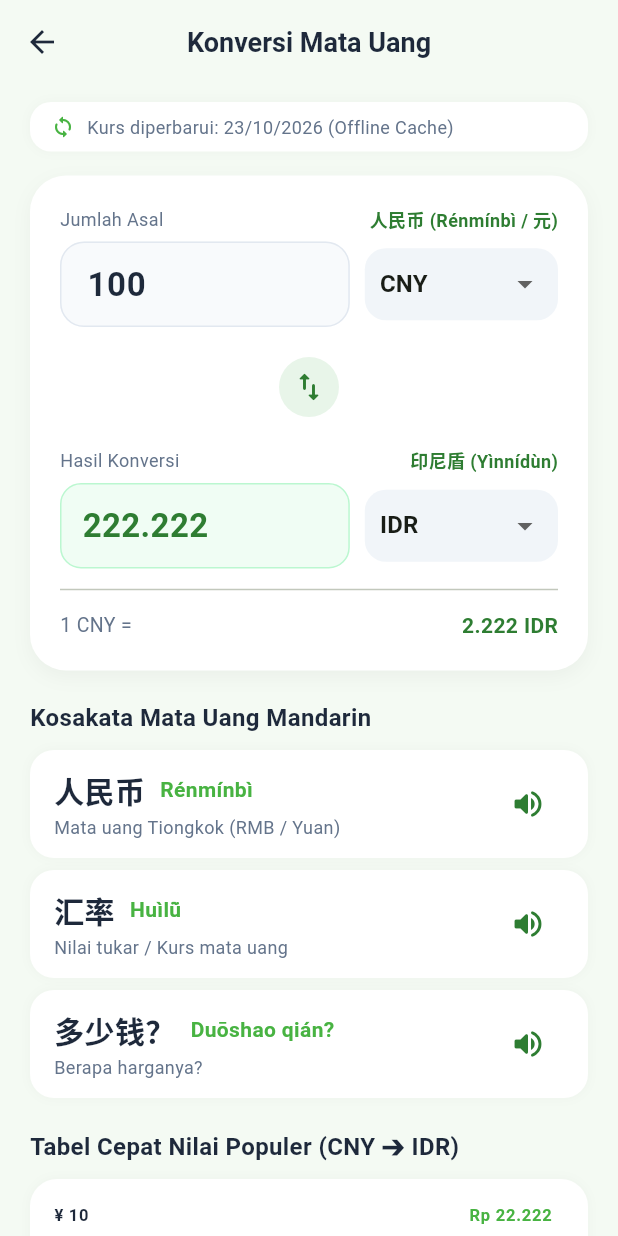
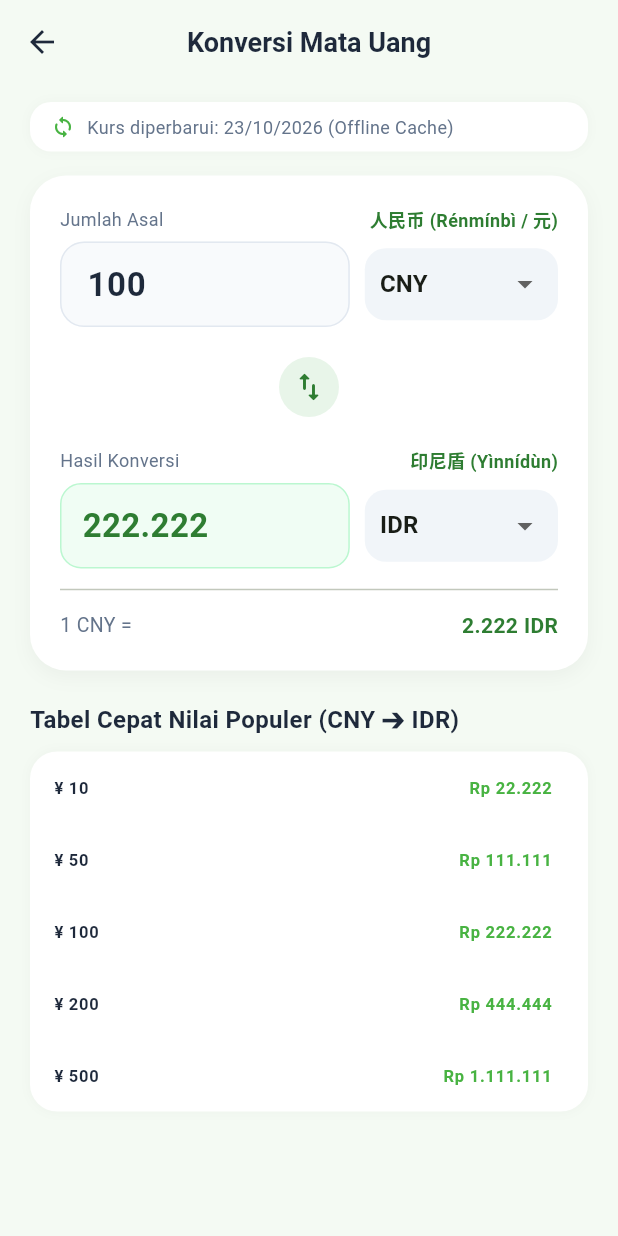
Before and after one commit to Serenalunaa8/mandarin-learning-app, a Flutter app: the CurrencyConverterScreen screen opened directly, on a phone screen of 412 x 824 dp. Run offline on Flutter 3.47's test engine with Material 3 defaults, Android fonts, the phone set to English and light mode, and no system bars; our stand-ins replace flutter_local_notifications, flutter_map, flutter_tts, geolocator, latlong2, local_auth and 6 more; accounts and stored records are empty.

Commit message:
converter

```diff
--- a/mandarin_learning/lib/screens/tools/currency_converter_screen.dart
+++ b/mandarin_learning/lib/screens/tools/currency_converter_screen.dart
@@ -1,6 +1,5 @@
 import 'package:flutter/material.dart';
 import '../../core/constants/app_colors.dart';
-import '../../services/audio_service.dart';
 
 // FR-12: Konversi Mata Uang (IDR, CNY, USD) dengan timestamp update & offline fallback
 // PB-16: Kurs acuan PRD: 1 CNY ≈ 2.220 IDR, 1 USD ≈ 15.600 IDR, 1 USD ≈ 7.02 CNY
@@ -212,36 +211,6 @@ class _CurrencyConverterScreenState extends State<CurrencyConverterScreen> {
                     ),
                   ],
                 ),
-              ),
-              const SizedBox(height: 20),
-
-              // Mandarin Vocabulary Context Card
-              const Text(
-                'Kosakata Mata Uang Mandarin',
-                style: TextStyle(
-                  fontSize: 16,
-                  fontWeight: FontWeight.bold,
-                  color: AppColors.textDark,
-                ),
-              ),
-              const SizedBox(height: 10),
-
-              _buildVocabCard(
-                hanzi: '人民币',
-                pinyin: 'Rénmínbì',
-                arti: 'Mata uang Tiongkok (RMB / Yuan)',
-              ),
-              const SizedBox(height: 8),
-              _buildVocabCard(
-                hanzi: '汇率',
-                pinyin: 'Huìlǜ',
-                arti: 'Nilai tukar / Kurs mata uang',
-              ),
-              const SizedBox(height: 8),
-              _buildVocabCard(
-                hanzi: '多少钱？',
-                pinyin: 'Duōshao qián?',
-                arti: 'Berapa harganya?',
               ),
               const SizedBox(height: 20),
 
@@ -457,64 +426,5 @@ class _CurrencyConverterScreenState extends State<CurrencyConverterScreen> {
     );
   }
 
-  Widget _buildVocabCard({
-    required String hanzi,
-    required String pinyin,
-    required String arti,
-  }) {
-    return Container(
-      padding: const EdgeInsets.symmetric(horizontal: 16, vertical: 12),
-      decoration: BoxDecoration(
-        color: Colors.white,
-        borderRadius: BorderRadius.circular(16),
-        boxShadow: [
-          BoxShadow(
-            color: Colors.black.withValues(alpha: 0.03),
-            blurRadius: 6,
-          ),
-        ],
-      ),
-      child: Row(
-        children: [
-          Expanded(
-            child: Column(
-              crossAxisAlignment: CrossAxisAlignment.start,
-              children: [
-                Row(
-                  children: [
-                    Text(
-                      hanzi,
-                      style: const TextStyle(
-                        fontSize: 20,
-                        fontWeight: FontWeight.bold,
-                        color: AppColors.textDark,
-                      ),
-                    ),
-                    const SizedBox(width: 10),
-                    Text(
-                      pinyin,
-                      style: const TextStyle(
-                        fontSize: 14,
-                        fontWeight: FontWeight.w600,
-                        color: AppColors.primaryGreen,
-                      ),
-                    ),
-                  ],
-                ),
-                const SizedBox(height: 2),
-                Text(
-                  arti,
-                  style: const TextStyle(fontSize: 12, color: AppColors.textMuted),
-                ),
-              ],
-            ),
-          ),
-          IconButton(
-            icon: const Icon(Icons.volume_up_rounded, color: AppColors.primaryDark),
-            onPressed: () => AudioService.instance.speak(hanzi),
-          ),
-        ],
-      ),
-    );
-  }
+
 }
```
